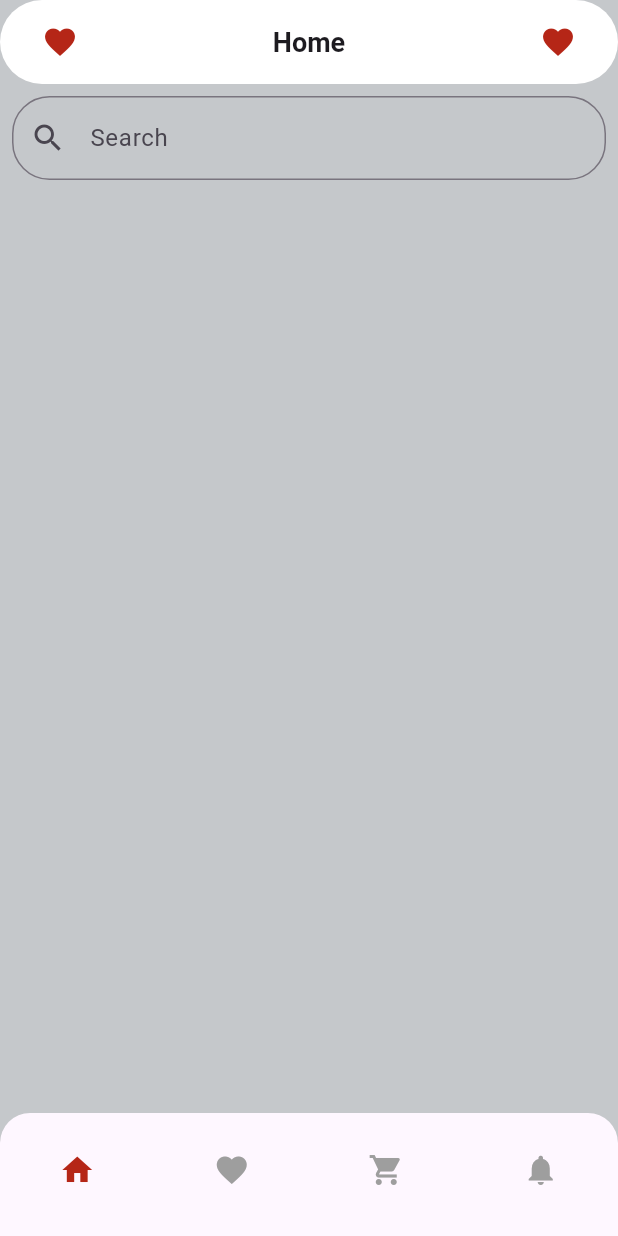
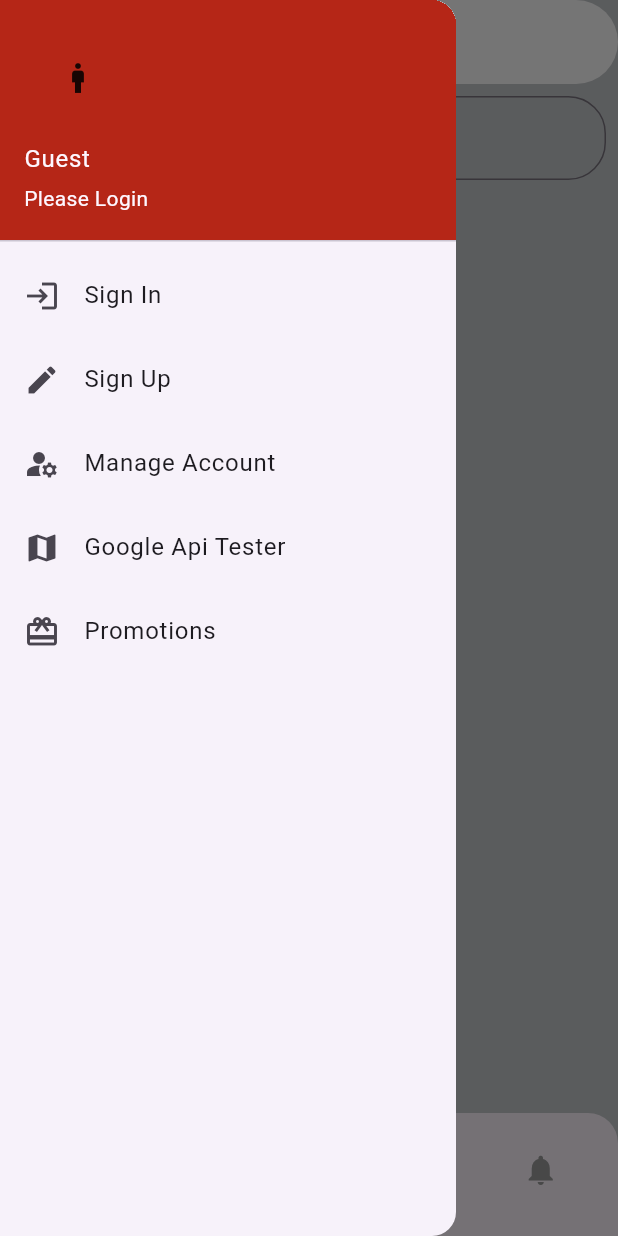
Before and after one commit to atomqwerty/Self-cafe_ITCS424, a Flutter app: the screen it shows after launch, with the side drawer open (before the commit the screen has no drawer), on a phone screen of 412 x 824 dp. Run offline on Flutter 3.47's test engine with Material 3 defaults, Android fonts, the phone set to English and light mode, and no system bars; our stand-ins replace cloud_firestore, dio, firebase_core, google_maps_flutter; missing offline and left inert: flutter_polyline_points; accounts and stored records are empty; key blocks and very long unbroken strings in the code were emptied for the run.

Commit message:
update version

```diff
--- /dev/null
+++ b/project/lib/screens/account.dart
@@ -0,0 +1,29 @@
+import 'package:flutter/material.dart';
+import 'package:project/utility/my_style.dart';
+
+class Account extends StatefulWidget {
+  const Account({super.key});
+
+  @override
+  State<Account> createState() => _AccountState();
+}
+
+class _AccountState extends State<Account> {
+  @override
+  Widget build(BuildContext context) {
+    return Scaffold(
+      backgroundColor: MyStyle().color_5,
+      appBar: MyStyle().BuildBar(context, "Account info."),
+      body: Center(
+        child: ListView(
+          children: [
+
+          ],
+        ),
+      ),
+      // Uncomment these if you have them defined elsewhere
+      // drawer: Drawer(),
+      // bottomNavigationBar: MyStyle().BuildBotBar(context),
+    );
+  }
+}
--- a/project/lib/screens/cart.dart
+++ b/project/lib/screens/cart.dart
@@ -51,8 +51,7 @@ class _CartState extends State<Cart> {
 
   @override
   Widget build(BuildContext context) {
-    return SafeArea(
-      child: Scaffold(
+    return Scaffold(
       backgroundColor: MyStyle().color_5,
       appBar: MyStyle().BuildBar(context, "Cart"),
       body: ListView.builder(
@@ -119,7 +118,6 @@ class _CartState extends State<Cart> {
       // Uncomment these if you have them defined elsewhere
       // drawer: Drawer(),
       // bottomNavigationBar: MyStyle().BuildBotBar(context),
-      ),
     );
   }
 }
--- a/project/lib/screens/fav.dart
+++ b/project/lib/screens/fav.dart
@@ -12,8 +12,7 @@ class Fav extends StatefulWidget {
 class _FavState extends State<Fav> {
   @override
   Widget build(BuildContext context) {
-    return SafeArea(
-      child: Scaffold(
+    return Scaffold(
       backgroundColor: MyStyle().color_5,
       appBar: MyStyle().BuildBar(context, "Fav"),
       body: ListView.builder(
@@ -65,7 +64,6 @@ class _FavState extends State<Fav> {
       // Uncomment these if you have them defined elsewhere
       // drawer: Drawer(),
       // bottomNavigationBar: MyStyle().BuildBotBar(context),
-      ),
     );
   }
 }
--- a/project/lib/screens/home.dart
+++ b/project/lib/screens/home.dart
@@ -1,6 +1,11 @@
 import 'package:flutter/material.dart';
 import 'package:cloud_firestore/cloud_firestore.dart';
+import 'package:project/screens/account.dart';
+import 'package:project/screens/api.dart';
 import 'package:project/screens/detail.dart';
+import 'package:project/screens/promotions.dart';
+import 'package:project/screens/signin.dart';
+import 'package:project/screens/signup.dart';
 import 'package:project/utility/my_style.dart';
 import 'package:firebase_core/firebase_core.dart';
 import 'package:project/firebase_options.dart';
@@ -28,6 +33,7 @@ class _HomeState extends State<Home> {
     return Scaffold(
       backgroundColor: MyStyle().color_5,
       appBar: MyStyle().BuildBar(context, "Home"),
+      drawer: showDrawer(),
       body: Column(
         children: [
           Padding(
@@ -77,6 +83,97 @@ class _HomeState extends State<Home> {
     );
   }
 
+  Drawer showDrawer() {
+    return Drawer(
+      child: ListView(
+        children: <Widget>[
+          showHeadDrawer(),
+          signInMenu(),
+          signUpMenu(),
+          accountInMenu(),
+          apiInMenu(),
+          promotionInMenu(),
+        ],
+      ), // scroll able
+    );
+  }
+
+  ListTile signInMenu() {
+    return ListTile(
+      leading: Icon(Icons.login),
+      title: Text('Sign In'),
+      onTap: () {
+        Navigator.pop(context);
+        MaterialPageRoute route =
+            MaterialPageRoute(builder: (value) => SignIn());
+        Navigator.push(context, route);
+      },
+    );
+  }
+
+  ListTile signUpMenu() {
+    return ListTile(
+      leading: Icon(Icons.create),
+      title: Text('Sign Up'),
+      onTap: () {
+        Navigator.pop(context);
+        MaterialPageRoute route =
+            MaterialPageRoute(builder: (value) => SignUp());
+        Navigator.push(context, route);
+      },
+    );
+  }
+
+
+  ListTile accountInMenu() {
+    return ListTile(
+      leading: Icon(Icons.manage_accounts_sharp),
+      title: Text('Manage Account'),
+      onTap: () {
+        Navigator.pop(context);
+        MaterialPageRoute route =
+            MaterialPageRoute(builder: (value) => Account());
+        Navigator.push(context, route);
+      },
+    );
+  }
+
+  ListTile apiInMenu() {
+    return ListTile(
+      leading: Icon(Icons.map),
+      title: Text('Google Api Tester'),
+      onTap: () {
+        Navigator.pop(context);
+        MaterialPageRoute route = MaterialPageRoute(builder: (value) => Api());
+        Navigator.push(context, route);
+      },
+    );
+  }
+
+  ListTile promotionInMenu() {
+    return ListTile(
+      leading: Icon(Icons.card_giftcard),
+      title: Text('Promotions'),
+      onTap: () {
+        Navigator.pop(context);
+        MaterialPageRoute route =
+            MaterialPageRoute(builder: (value) => Promotions());
+        Navigator.push(context, route);
+      },
+    );
+  }
+
+  UserAccountsDrawerHeader showHeadDrawer() {
+    return UserAccountsDrawerHeader(
+      currentAccountPicture : Icon(Icons.man),
+      accountName: Text('Guest'),
+      accountEmail: Text('Please Login'),
+      decoration: BoxDecoration(
+      color: MyStyle().color_1, // Change this to the desired background color
+    ),
+    );
+  }
+
   Widget _buildCoffeeItem(Coffee coffee, BuildContext context) {
     return GestureDetector(
       onTap: () => Navigator.push(
--- /dev/null
+++ b/project/lib/screens/promotions.dart
@@ -0,0 +1,25 @@
+import 'package:flutter/material.dart';
+import 'package:project/utility/my_style.dart';
+
+class Promotions extends StatefulWidget {
+  const Promotions({super.key});
+
+  @override
+  State<Promotions> createState() => _PromotionsState();
+}
+
+class _PromotionsState extends State<Promotions> {
+  @override
+  Widget build(BuildContext context) {
+    return Scaffold(
+      backgroundColor: MyStyle().color_5,
+      appBar: MyStyle().BuildBar(context, "Promotions"),
+      body: Center(
+        child: Image.network("https://www.starbucks.co.th/stb-media/2024/02/SR-15-Bonus-Stars5Stars-for-Spring-1080-x-640.webp"),
+      ),
+      // Uncomment these if you have them defined elsewhere
+      // drawer: Drawer(),
+      // bottomNavigationBar: MyStyle().BuildBotBar(context),
+    );
+  }
+}
--- a/project/lib/utility/my_style.dart
+++ b/project/lib/utility/my_style.dart
@@ -16,7 +16,7 @@ class MyStyle {
           borderRadius: BorderRadius.circular(30),
         ),
         title: Row(
-          mainAxisAlignment: MainAxisAlignment.spaceBetween,
+          mainAxisAlignment: MainAxisAlignment.center,
           children: [
             // IconButton(
             //   icon: Icon(Icons.arrow_back_ios_new_sharp),
@@ -27,13 +27,7 @@ class MyStyle {
             //   },
             // ),
             // Spacer(),
-            IconButton(
-              icon: const Icon(Icons.favorite),
-              color: MyStyle().color_1, // Set button color to red
-              onPressed: () {
-                // Add favorite button action
-              },
-            ),
+
             Text(
               title,
               style: const TextStyle(
@@ -42,13 +36,7 @@ class MyStyle {
               ),
             ),
             // Spacer(),
-            IconButton(
-              icon: const Icon(Icons.favorite),
-              color: MyStyle().color_1, // Set button color to red
-              onPressed: () {
-                // Add favorite button action
-              },
-            ),
+
           ],
         ),
       );
--- a/project/pubspec.yaml
+++ b/project/pubspec.yaml
@@ -31,6 +31,10 @@ dependencies:
   flutter:
     sdk: flutter
 
+  dio: ^4.0.0
+  flutter_polyline_points: ^2.0.0
+  google_maps_flutter: ^2.1.1
+  polyline_points: ^0.2.0
 
   # The following adds the Cupertino Icons font to your application.
   # Use with the CupertinoIcons class for iOS style icons.
@@ -38,6 +42,7 @@ dependencies:
   firebase_core: ^2.25.4
   cloud_firestore: ^4.15.5
   provider: ^6.1.1
+
 dev_dependencies:
   flutter_test:
     sdk: flutter
```
Also changed, not shown: project/lib/screens/api.dart (added, +201 -0 lines), project/lib/screens/noti.dart (+10 -10 lines), project/lib/screens/signin.dart (added, +25 -0 lines), project/lib/screens/signup.dart (added, +25 -0 lines), project/lib/utility/direction_repository.dart (added, +36 -0 lines), project/lib/utility/directions_model.dart (added, +54 -0 lines), project/pubspec.lock, 2 other files. Lines whose indentation alone changed are shown as unchanged.
